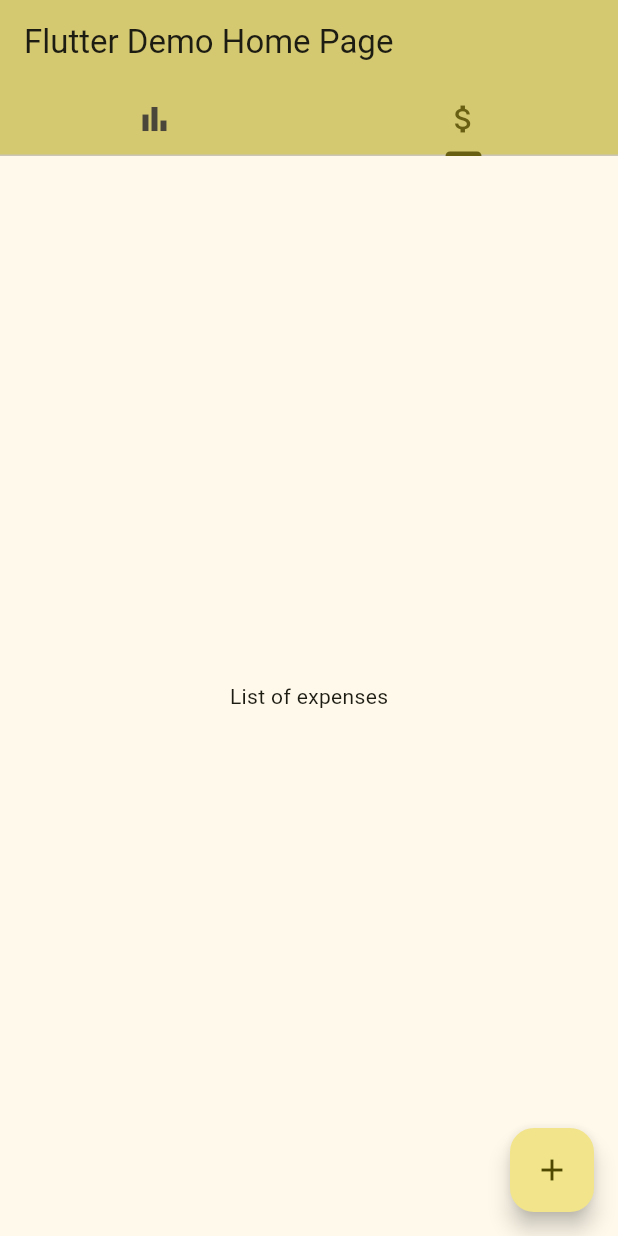
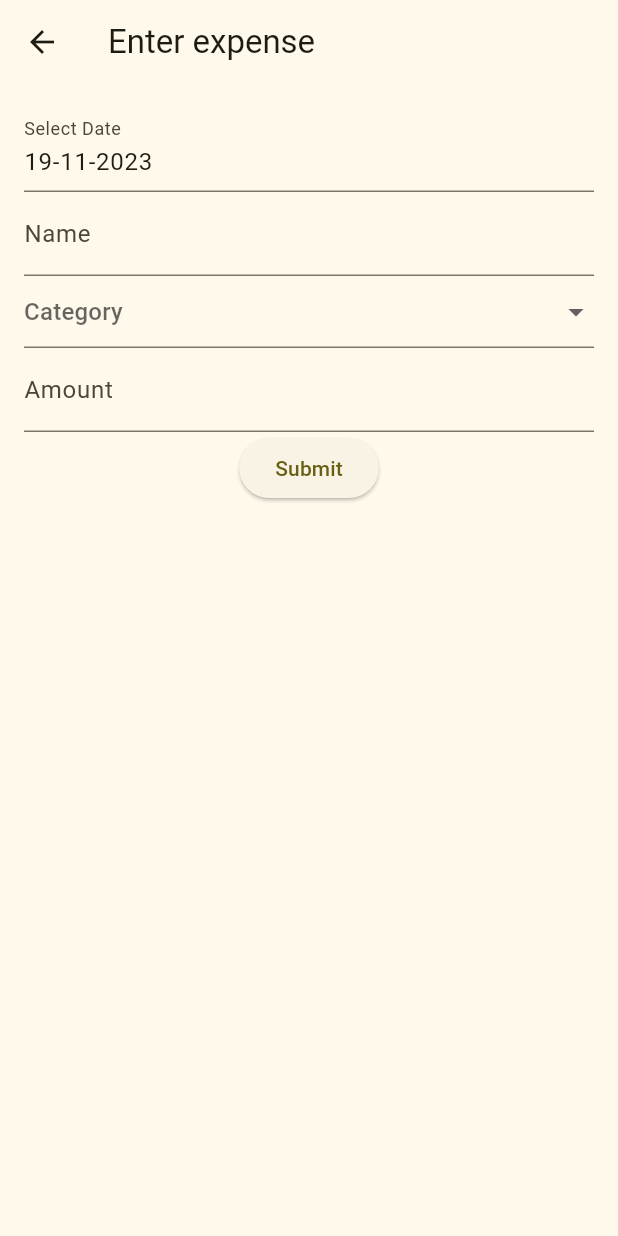
Before and after one commit to franciscoaguirre/expense-tracker, a Flutter app: the screen it shows after launch, tab 2 chosen, after a tap on the "add" icon, on a phone screen of 412 x 824 dp. Run offline on Flutter 3.47's test engine with Material 2 defaults, Android fonts, the phone set to English and light mode, and no system bars; our stand-ins replace sqflite; accounts and stored records are empty.

```diff
--- /dev/null
+++ b/lib/data_input_form.dart
@@ -0,0 +1,149 @@
+import 'dart:io';
+
+import 'package:flutter/material.dart';
+import 'package:path/path.dart' as path_lib;
+import 'package:sqflite/sqflite.dart';
+import 'package:path_provider/path_provider.dart';
+
+import 'date_picker_form_field.dart';
+
+class DataInputForm extends StatefulWidget {
+  final Function() onAdd;
+
+  const DataInputForm({super.key, required this.onAdd});
+
+  @override
+  DataInputFormState createState() => DataInputFormState();
+}
+
+class DataInputFormState extends State<DataInputForm> {
+  final nameController = TextEditingController();
+  final amountController = TextEditingController();
+  DateTime selectedDate = DateTime.now();
+
+  final List<String> categories = [
+    'Accomodation',
+    'Transportation',
+    'Restaurants',
+    'Groceries',
+    'Drugstore',
+    'Entertainment',
+    'Other',
+  ];
+  String? selectedCategory;
+
+  Database? db;
+
+  @override
+  void initState() {
+    super.initState();
+    _initDatabase();
+  }
+
+  @override
+  void dispose() {
+    db?.close();
+    super.dispose();
+  }
+
+  _getDatabasePath() async {
+    Directory documentsDirectory = await getApplicationDocumentsDirectory();
+    String path = path_lib.join(documentsDirectory.toString(), 'expenses.db');
+    return path;
+  }
+
+  _initDatabase() async {
+    String path = await _getDatabasePath();
+    db = await openDatabase(path, version: 1, onCreate: _onCreate);
+  }
+
+  _onCreate(Database db, int version) async {
+    await db.execute('''
+      CREATE TABLE expenses (
+        id INTEGER PRIMARY KEY AUTOINCREMENT,
+        date TEXT,
+        name TEXT,
+        category TEXT,
+        amount REAL
+      )
+    ''');
+  }
+
+  void _submitData() async {
+    Map<String, dynamic> expense = {
+      'date': selectedDate.toIso8601String(),
+      'name': nameController.text,
+      'category': selectedCategory,
+      'amount': double.parse(amountController.text),
+    };
+    await db?.insert('expenses', expense);
+
+    nameController.clear();
+    amountController.clear();
+    setState(() {
+      selectedDate = DateTime.now();
+      selectedCategory = null;
+    });
+    widget.onAdd();
+
+    if (mounted) {
+      Navigator.of(context).pop();
+    }
+  }
+
+  void _handleDateChange(DateTime date) {
+    setState(() {
+      selectedDate = date;
+    });
+  }
+
+  @override
+  Widget build(BuildContext context) {
+    return Scaffold(
+      appBar: AppBar(title: const Text('Enter expense')),
+      body: Padding(
+        padding: const EdgeInsets.all(16.0),
+        child: Column(
+          children: <Widget>[
+            DatePickerFormField(
+              selectedDate: selectedDate,
+              onDateChanged: _handleDateChange,
+            ),
+            TextField(
+              controller: nameController,
+              decoration: const InputDecoration(labelText: 'Name'),
+            ),
+            // Category Dropdown
+            DropdownButtonFormField<String>(
+              isExpanded: true,
+              value: selectedCategory,
+              hint: const Text('Category'),
+              onChanged: (newValue) {
+                setState(() {
+                  selectedCategory = newValue;
+                });
+              },
+              items: categories.map<DropdownMenuItem<String>>((String value) {
+                return DropdownMenuItem<String>(
+                  value: value,
+                  child: Text(value),
+                );
+              }).toList(),
+            ),
+            // Amount Input
+            TextField(
+              controller: amountController,
+              decoration: const InputDecoration(labelText: 'Amount'),
+              keyboardType: TextInputType.number,
+            ),
+            // Submit Button
+            ElevatedButton(
+              onPressed: _submitData,
+              child: const Text('Submit'),
+            ),
+          ],
+        ),
+      ),
+    );
+  }
+}
--- /dev/null
+++ b/lib/date_picker_form_field.dart
@@ -0,0 +1,39 @@
+import 'package:flutter/material.dart';
+import 'package:intl/intl.dart';
+
+class DatePickerFormField extends StatelessWidget {
+  final DateTime selectedDate;
+  final Function(DateTime) onDateChanged;
+
+  const DatePickerFormField(
+      {super.key, required this.selectedDate, required this.onDateChanged});
+
+  Future<void> _selectDate(BuildContext context) async {
+    DateTime? picked = await showDatePicker(
+      context: context,
+      initialDate: selectedDate,
+      firstDate: DateTime(2000),
+      lastDate: DateTime(2101),
+    );
+
+    if (picked != null && picked != selectedDate) {
+      onDateChanged(picked);
+    }
+  }
+
+  @override
+  Widget build(BuildContext context) {
+    return InkWell(
+      onTap: () {
+        _selectDate(context);
+      },
+      child: IgnorePointer(
+        child: TextFormField(
+          controller: TextEditingController(
+              text: DateFormat('dd-MM-yyyy').format(selectedDate)),
+          decoration: const InputDecoration(labelText: 'Select Date'),
+        ),
+      ),
+    );
+  }
+}
--- /dev/null
+++ b/lib/expense.dart
@@ -0,0 +1,40 @@
+class Expense {
+  final int? id; // Optional; for database reference
+  final DateTime date;
+  final String name;
+  final String category;
+  final double amount;
+
+  Expense({
+    this.id,
+    required this.date,
+    required this.name,
+    required this.category,
+    required this.amount,
+  });
+
+  factory Expense.fromMap(Map<String, dynamic> map) {
+    return Expense(
+      id: map['id'],
+      date: DateTime.parse(map['date']),
+      name: map['name'],
+      category: map['category'],
+      amount: map['amount'],
+    );
+  }
+
+  Map<String, dynamic> toMap() {
+    return {
+      'id': id,
+      'date': date.toIso8601String(),
+      'name': name,
+      'category': category,
+      'amount': amount,
+    };
+  }
+
+  @override
+  String toString() {
+    return 'Expense(date: $date, name: $name, category: $category, amount: $amount)';
+  }
+}
--- /dev/null
+++ b/lib/expense_card.dart
@@ -0,0 +1,36 @@
+import 'package:flutter/material.dart';
+import 'package:intl/intl.dart';
+
+import 'expense.dart';
+
+class ExpenseCard extends StatelessWidget {
+  final Expense expense;
+  final Function() onDelete;
+
+  const ExpenseCard({super.key, required this.expense, required this.onDelete});
+
+  @override
+  Widget build(BuildContext context) {
+    String formattedDate = DateFormat('dd-MM-yyyy').format(expense.date);
+    return Card(
+      child: Padding(
+        padding: const EdgeInsets.all(16.0),
+        child: Row(
+          children: <Widget>[
+            Column(
+              crossAxisAlignment: CrossAxisAlignment.start,
+              children: <Widget>[
+                Text('Date: $formattedDate'),
+                Text('Name: ${expense.name}'),
+                Text('Category: ${expense.category}'),
+                Text('Amount: ${expense.amount}'),
+              ],
+            ),
+            const Spacer(),
+            IconButton(icon: const Icon(Icons.delete), onPressed: onDelete),
+          ],
+        ),
+      ),
+    );
+  }
+}
--- /dev/null
+++ b/lib/expenses_list.dart
@@ -0,0 +1,39 @@
+import 'package:flutter/material.dart';
+
+import 'expense.dart';
+import 'expense_card.dart';
+
+class ExpensesListView extends StatelessWidget {
+  final List<Expense> expenses;
+  final Function(int) onDelete;
+  final bool isLoading;
+
+  const ExpensesListView(
+      {super.key,
+      required this.expenses,
+      required this.onDelete,
+      required this.isLoading});
+
+  @override
+  Widget build(BuildContext context) {
+    if (isLoading) {
+      return const Center(child: CircularProgressIndicator());
+    }
+
+    if (expenses.isEmpty) {
+      return const Center(child: Text("No expenses found"));
+    }
+
+    return ListView.builder(
+      itemCount: expenses.length,
+      itemBuilder: (context, index) {
+        return ExpenseCard(
+          expense: expenses[index],
+          onDelete: () {
+            onDelete(expenses[index].id!);
+          },
+        );
+      },
+    );
+  }
+}
--- a/lib/main.dart
+++ b/lib/main.dart
@@ -1,4 +1,13 @@
+import 'dart:io';
+
 import 'package:flutter/material.dart';
+import 'package:path/path.dart' as path_lib;
+import 'package:sqflite/sqflite.dart';
+import 'package:path_provider/path_provider.dart';
+
+import 'data_input_form.dart';
+import 'expenses_list.dart';
+import 'expense.dart';
 
 void main() {
   runApp(const MyApp());
@@ -55,16 +64,59 @@ class MyHomePage extends StatefulWidget {
 }
 
 class _MyHomePageState extends State<MyHomePage> {
-  int _counter = 0;
+  List<Expense> _expenses = [];
+  bool _isLoading = false;
 
-  void _incrementCounter() {
+  @override
+  void initState() {
+    super.initState();
+    loadData();
+  }
+
+  _getDatabasePath() async {
+    Directory documentsDirectory = await getApplicationDocumentsDirectory();
+    String path = path_lib.join(documentsDirectory.toString(), 'expenses.db');
+    return path;
+  }
+
+  _onCreate(Database db, int version) async {
+    await db.execute('''
+      CREATE TABLE expenses (
+        id INTEGER PRIMARY KEY AUTOINCREMENT,
+        date TEXT,
+        name TEXT,
+        category TEXT,
+        amount REAL
+      )
+    ''');
+  }
+
+  void loadData() async {
     setState(() {
-      // This call to setState tells the Flutter framework that something has
-      // changed in this State, which causes it to rerun the build method below
-      // so that the display can reflect the updated values. If we changed
-      // _counter without calling setState(), then the build method would not be
-      // called again, and so nothing would appear to happen.
-      _counter++;
+      _isLoading = true;
+    });
+    final db = await openDatabase(await _getDatabasePath(),
+        version: 1, onCreate: _onCreate);
+    final List<Map<String, dynamic>> maps = await db.query('expenses');
+    setState(() {
+      _expenses = maps.map((expense) => Expense.fromMap(expense)).toList();
+      _isLoading = false;
+    });
+  }
+
+  void _addExpense() {
+    Navigator.push(
+      context,
+      MaterialPageRoute(builder: (context) => DataInputForm(onAdd: loadData)),
+    );
+  }
+
+  void _handleDelete(int id) async {
+    final db = await openDatabase(await _getDatabasePath(),
+        version: 1, onCreate: _onCreate);
+    await db.delete('expenses', where: 'id = ?', whereArgs: [id]);
+    setState(() {
+      _expenses.removeWhere((expense) => expense.id == id);
     });
   }
 
@@ -95,13 +147,13 @@ class _MyHomePageState extends State<MyHomePage> {
           ),
         ),
         floatingActionButton: FloatingActionButton(
-          onPressed: _incrementCounter,
+          onPressed: _addExpense,
           tooltip: 'Increment',
           child: const Icon(Icons.add),
         ), // This trailing comma makes auto-formatting nicer for build methods.
-        body: const TabBarView(
+        body: TabBarView(
           children: [
-            Center(
+            const Center(
               // Center is a layout widget. It takes a single child and positions it
               // in the middle of the parent.
               child: Column(
@@ -127,7 +179,11 @@ class _MyHomePageState extends State<MyHomePage> {
               ),
             ),
             Center(
-              child: Text('List of expenses'),
+              child: ExpensesListView(
+                expenses: _expenses,
+                isLoading: _isLoading,
+                onDelete: _handleDelete,
+              ),
             ),
           ],
         ),
--- a/pubspec.yaml
+++ b/pubspec.yaml
@@ -30,7 +30,10 @@ environment:
 dependencies:
   flutter:
     sdk: flutter
-
+  sqflite: any
+  path: any
+  path_provider: any
+  intl: ^0.18.1
 
   # The following adds the Cupertino Icons font to your application.
   # Use with the CupertinoIcons class for iOS style icons.
```
Also changed, not shown: pubspec.lock, 1 other file.
